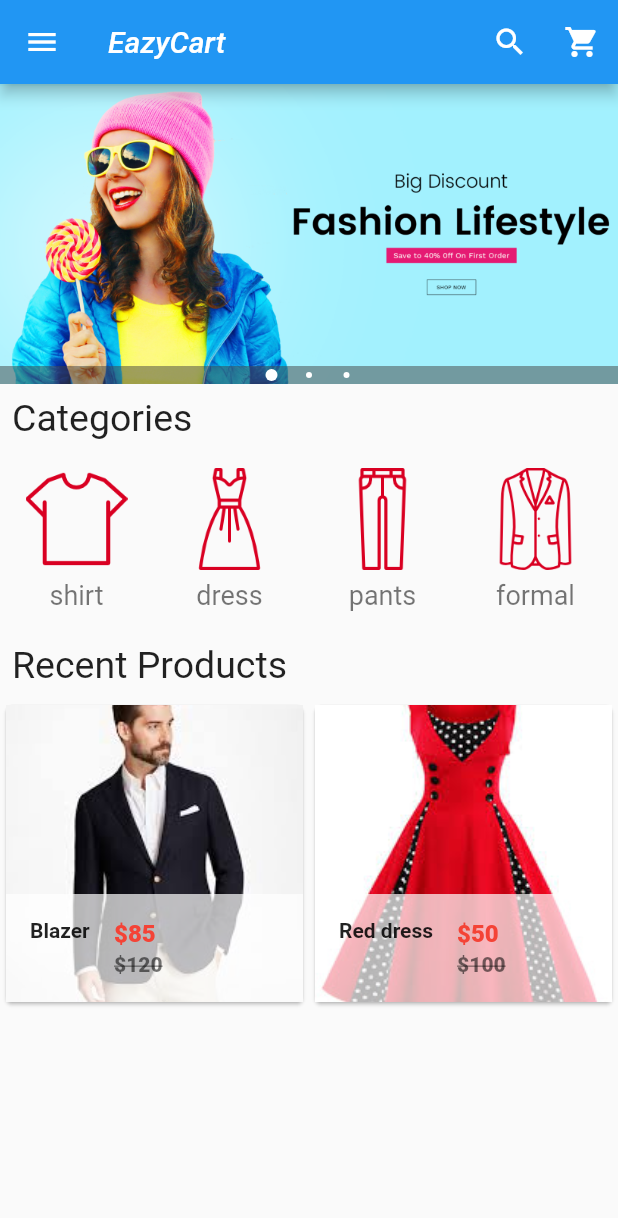
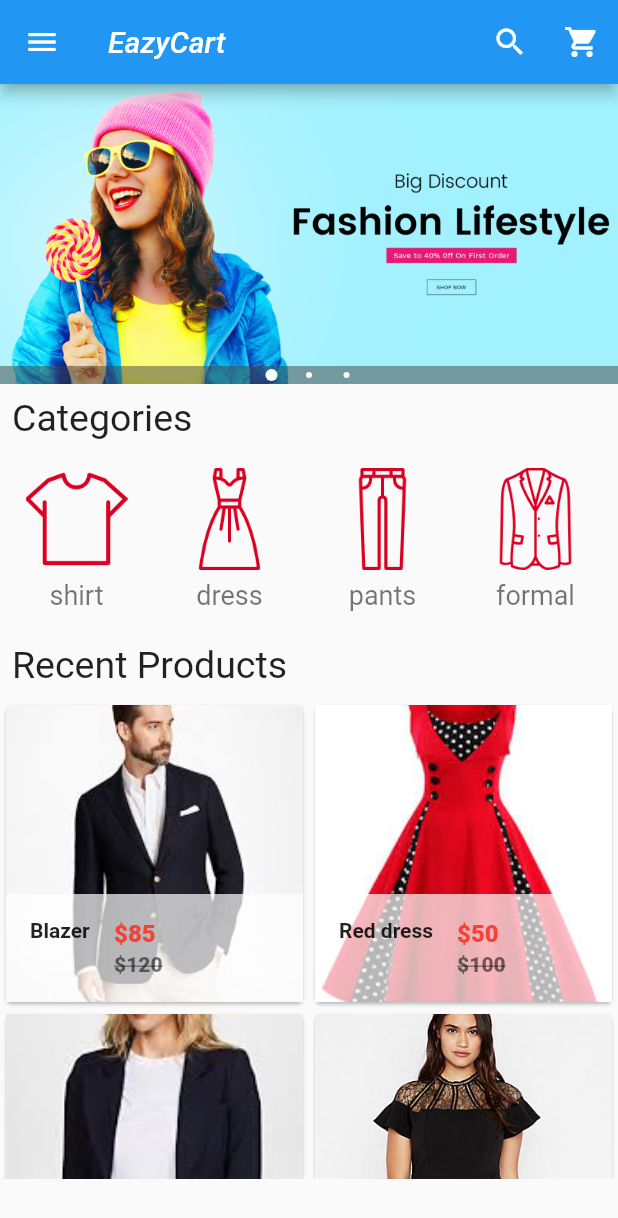
Before and after one commit to onlineguruweb/ecommerce-app, a Flutter app: the screen it shows after launch, on a phone screen of 412 x 824 dp. Shown: the top 1218 px of the screen. Run offline on Flutter 3.47's test engine with Material 2 defaults, Android fonts, the phone set to English and light mode, and no system bars; drawn by our look-alikes of carousel_pro.

Commit message:
fift-commit

```diff
--- a/lib/components/products.dart
+++ b/lib/components/products.dart
@@ -18,7 +18,19 @@ class _ProductsState extends State<Products> {
       "picture": "images/products/dress1.jpeg",
       "old_price": 100,
       "price": 50,
-    }
+    },
+    {
+      "name": "Black Blazer",
+      "picture": "images/products/blazer2.jpeg",
+      "old_price": 120,
+      "price": 85,
+    },
+    {
+      "name": "Black dress",
+      "picture": "images/products/dress2.jpeg",
+      "old_price": 100,
+      "price": 50,
+    },
   ];
 
   @override
```
Also changed, not shown: 6 other files.
